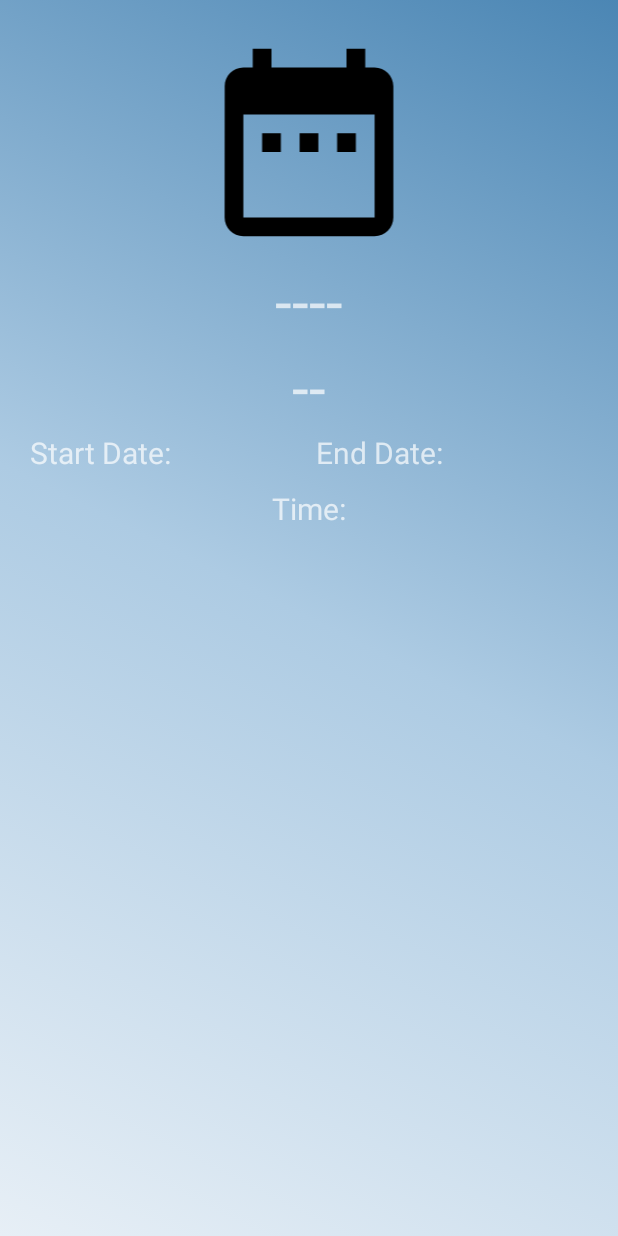
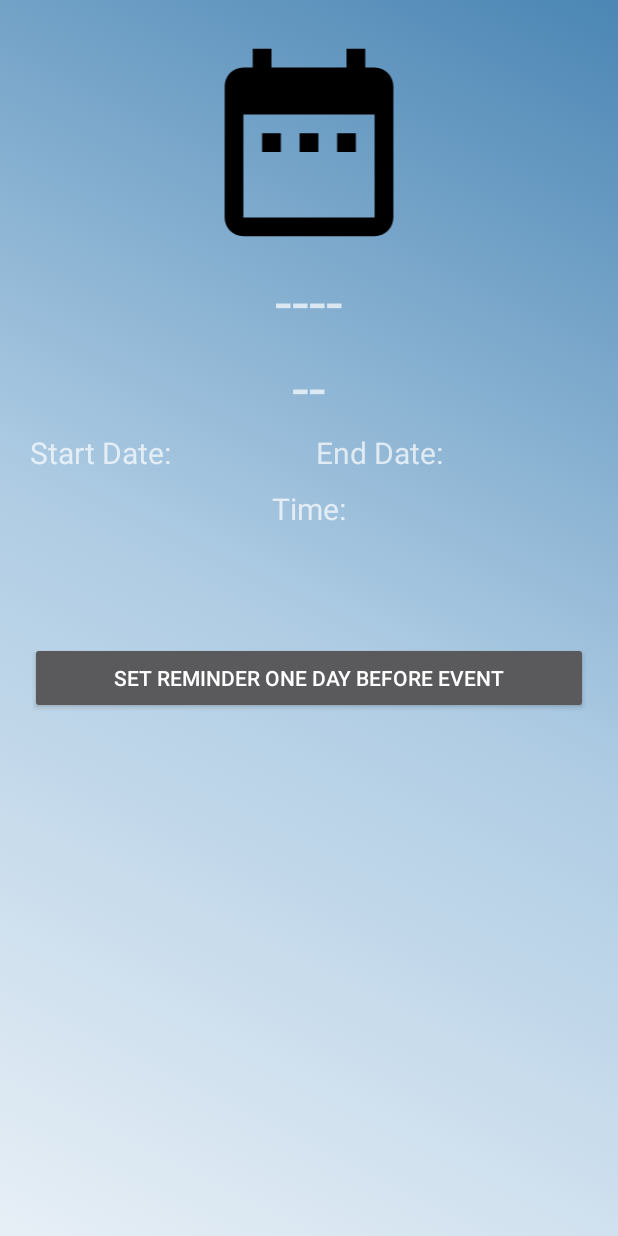
Before and after one commit to akshaykumbhar/Evento, an Android app: the StudentEventView screen opened directly, with no data from a screen before it, on a phone screen of 412 x 824 dp. Run offline under Robolectric (Android 15) with nearby library versions, the phone set to English and light mode, and no system bars; our stand-ins replace Firebase (no records; nobody signed in at launch, a user with empty details on screens opened directly).

Commit message:
v 1.2.3
Set reminder for event

```diff
--- a/Evento/app/src/main/AndroidManifest.xml
+++ b/Evento/app/src/main/AndroidManifest.xml
@@ -38,6 +38,10 @@
         <activity android:name=".StudentList" />
         <activity android:name=".EventUpdate" />
         <activity android:name=".EventEdit"></activity>
+        <receiver
+            android:name=".SetReminder"
+            android:enabled="true"
+            android:exported="true"></receiver>
     </application>
 
 </manifest>
--- a/Evento/app/src/main/java/com/evento/evento/StudentEventView.java
+++ b/Evento/app/src/main/java/com/evento/evento/StudentEventView.java
@@ -1,5 +1,7 @@
 package com.evento.evento;
 
+import android.app.AlarmManager;
+import android.app.PendingIntent;
 import android.content.Intent;
 import android.content.pm.ActivityInfo;
 import android.graphics.Bitmap;
@@ -8,8 +10,11 @@ import android.provider.MediaStore;
 import android.support.annotation.NonNull;
 import android.support.v7.app.AppCompatActivity;
 import android.os.Bundle;
+import android.view.View;
+import android.widget.Button;
 import android.widget.ImageView;
 import android.widget.TextView;
+import android.widget.Toast;
 
 import com.google.android.gms.tasks.OnCompleteListener;
 import com.google.android.gms.tasks.Task;
@@ -29,6 +34,7 @@ import java.io.IOException;
 
 public class StudentEventView extends AppCompatActivity {
     TextView tvname,tvsub,tvup,tvupdate,tvsd,tved,tvtime;
+    Button btnsetreminder;
     ImageView ivimg;
     FirebaseAuth Auth;
     FirebaseUser user ;
@@ -48,6 +54,10 @@ public class StudentEventView extends AppCompatActivity {
         tvup = (TextView) findViewById(R.id.tv_updates);
         tvtime = (TextView)findViewById(R.id.textView3);
         tvupdate = (TextView) findViewById(R.id.tv_update);
+        btnsetreminder = (Button) findViewById(R.id.button3);
+        btnsetreminder.setText("Set reminder one day before Event");
+        final Intent in = new Intent(StudentEventView.this,SetReminder.class);
+        final AlarmManager am = (AlarmManager) getSystemService(ALARM_SERVICE);
         sf = FirebaseStorage.getInstance().getReference();
         Intent i = getIntent();
         final String id = i.getStringExtra("id");
@@ -58,12 +68,15 @@ public class StudentEventView extends AppCompatActivity {
                 for(DataSnapshot ds : dataSnapshot.getChildren())
                 {
                     e = ds .getValue(Events.class);
+
                     if(e.getId().equals(id))
                     {
                         tvname.setText(e.getName());
                         tvsd.setText("Start Date: "+e.getStartdate());
                         tved.setText("End Date: "+e.getEnddate());
                         tvtime.setText("Time: "+e.getTime());
+                        in.putExtra("Name",e.getName());
+                        in.putExtra("Date",e.getStartdate());
                         tvsub.setText(e.getSub());
                         if(!e.getUpdate().equals(""))
                         {
@@ -95,6 +108,14 @@ public class StudentEventView extends AppCompatActivity {
 
                     }
                 }
+                btnsetreminder.setOnClickListener(new View.OnClickListener() {
+                    @Override
+                    public void onClick(View v) {
+                        final PendingIntent pi  = PendingIntent.getBroadcast(StudentEventView.this,1234,in,0);
+                        long time = System.currentTimeMillis() + 10000;
+                        am.set(AlarmManager.RTC_WAKEUP,time,pi);
+                    }
+                });
             }
 
             @Override
--- a/Evento/app/src/main/res/layout/activity_student_event_view.xml
+++ b/Evento/app/src/main/res/layout/activity_student_event_view.xml
@@ -83,5 +83,11 @@
         android:gravity="center"
         android:textSize="24dp"/>
 
+    <Button
+        android:id="@+id/button3"
+        android:layout_width="match_parent"
+        android:layout_height="wrap_content"
+        android:text="Button" />
+
 
 </LinearLayout>
```
Also changed, not shown: Evento/app/src/main/java/com/evento/evento/SetReminder.java (added, +25 -0 lines).
